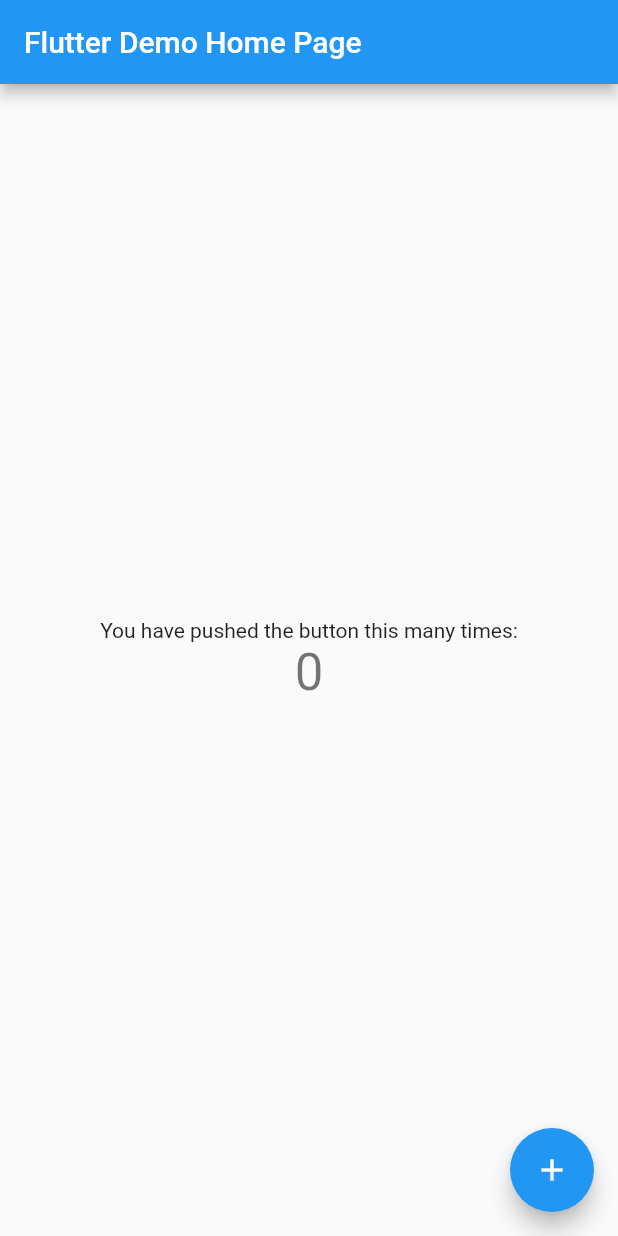
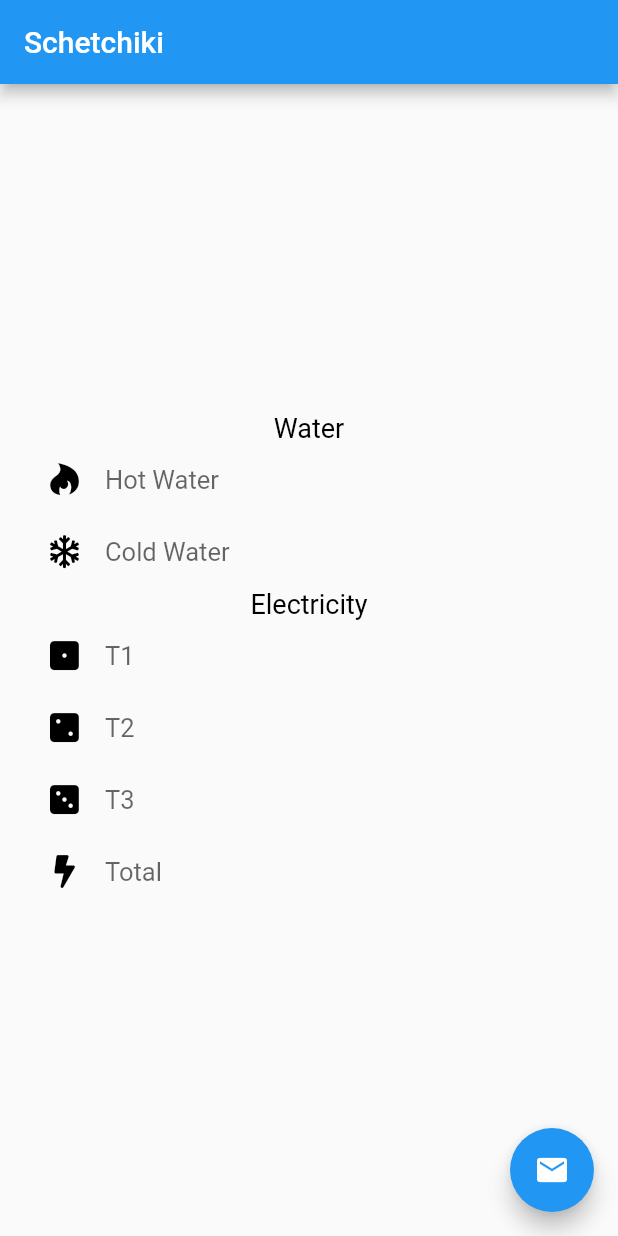
Before and after one commit to alexskobozev/schetchiki, a Flutter app: the screen it shows after launch, on a phone screen of 412 x 824 dp. Run offline on Flutter 3.47's test engine with Material 2 defaults, Android fonts, the phone set to English and light mode, and no system bars; our stand-ins replace font_awesome_flutter; Roboto replaces fonts that are missing (WorkSansBold, WorkSansSemiBold).

Commit message:
add some code

```diff
--- /dev/null
+++ b/lib/localizations.dart
@@ -0,0 +1,67 @@
+import 'package:flutter/foundation.dart';
+import 'package:flutter/material.dart';
+
+class DemoLocalizations {
+  DemoLocalizations(this.locale);
+
+  final Locale locale;
+
+  static DemoLocalizations of(BuildContext context) {
+    return Localizations.of<DemoLocalizations>(context, DemoLocalizations);
+  }
+
+  static Map<String, Map<String, String>> _localizedValues = {
+    'en': {
+      'title': 'Schetchiki',
+      'water': 'Water',
+      'coldwater': 'Cold Water',
+      'hotwater': 'Hot Water',
+      'electro': 'Electricity',
+    },
+    'ru': {
+      'title': 'Счётчики',
+      'water': 'Вода',
+      'coldwater': 'Холодная вода',
+      'hotwater': 'Горячая вода',
+      'electro': 'Электричество',
+    },
+  };
+
+  String get title {
+    return _localizedValues[locale.languageCode]['title'];
+  }
+
+  String get water {
+    return _localizedValues[locale.languageCode]['water'];
+  }
+
+  String get hotwater {
+    return _localizedValues[locale.languageCode]['hotwater'];
+  }
+
+  String get coldwater {
+    return _localizedValues[locale.languageCode]['coldwater'];
+  }
+
+  String get electro {
+    return _localizedValues[locale.languageCode]['electro'];
+  }
+}
+
+class DemoLocalizationsDelegate
+    extends LocalizationsDelegate<DemoLocalizations> {
+  const DemoLocalizationsDelegate();
+
+  @override
+  bool isSupported(Locale locale) => ['en', 'ru'].contains(locale.languageCode);
+
+  @override
+  Future<DemoLocalizations> load(Locale locale) {
+    // Returning a SynchronousFuture here because an async "load" operation
+    // isn't needed to produce an instance of DemoLocalizations.
+    return SynchronousFuture<DemoLocalizations>(DemoLocalizations(locale));
+  }
+
+  @override
+  bool shouldReload(DemoLocalizationsDelegate old) => false;
+}
--- a/lib/main.dart
+++ b/lib/main.dart
@@ -1,110 +1,192 @@
 import 'package:flutter/material.dart';
+import 'package:flutter_localizations/flutter_localizations.dart';
+import 'package:font_awesome_flutter/font_awesome_flutter.dart';
+import 'package:schetchiki/localizations.dart';
+import 'package:url_launcher/url_launcher.dart';
 
 void main() => runApp(MyApp());
 
 class MyApp extends StatelessWidget {
-  // This widget is the root of your application.
   @override
   Widget build(BuildContext context) {
     return MaterialApp(
-      title: 'Flutter Demo',
+      onGenerateTitle: (BuildContext context) =>
+          DemoLocalizations.of(context).title,
+      localizationsDelegates: [
+        const DemoLocalizationsDelegate(),
+        GlobalMaterialLocalizations.delegate,
+        GlobalWidgetsLocalizations.delegate,
+      ],
+      supportedLocales: [
+        const Locale('en', ''),
+        const Locale('ru', ''),
+      ],
+//      title: 'Schetchiki',
       theme: ThemeData(
-        // This is the theme of your application.
-        //
-        // Try running your application with "flutter run". You'll see the
-        // application has a blue toolbar. Then, without quitting the app, try
-        // changing the primarySwatch below to Colors.green and then invoke
-        // "hot reload" (press "r" in the console where you ran "flutter run",
-        // or simply save your changes to "hot reload" in a Flutter IDE).
-        // Notice that the counter didn't reset back to zero; the application
-        // is not restarted.
         primarySwatch: Colors.blue,
       ),
-      home: MyHomePage(title: 'Flutter Demo Home Page'),
+      home: MyHomePage(),
     );
   }
 }
 
 class MyHomePage extends StatefulWidget {
-  MyHomePage({Key key, this.title}) : super(key: key);
-
-  // This widget is the home page of your application. It is stateful, meaning
-  // that it has a State object (defined below) that contains fields that affect
-  // how it looks.
-
-  // This class is the configuration for the state. It holds the values (in this
-  // case the title) provided by the parent (in this case the App widget) and
-  // used by the build method of the State. Fields in a Widget subclass are
-  // always marked "final".
-
-  final String title;
+  MyHomePage({Key key}) : super(key: key);
 
   @override
   _MyHomePageState createState() => _MyHomePageState();
 }
 
 class _MyHomePageState extends State<MyHomePage> {
-  int _counter = 0;
+  void _sendAction() async {
+    var toMailId = "example@example.com";
+    var subject = "subject";
+    var body = "body";
 
-  void _incrementCounter() {
-    setState(() {
-      // This call to setState tells the Flutter framework that something has
-      // changed in this State, which causes it to rerun the build method below
-      // so that the display can reflect the updated values. If we changed
-      // _counter without calling setState(), then the build method would not be
-      // called again, and so nothing would appear to happen.
-      _counter++;
-    });
+    var url = 'mailto:$toMailId?subject=$subject&body=$body';
+    if (await canLaunch(url)) {
+      await launch(url);
+    } else {
+      throw 'Could not launch $url';
+    }
   }
 
   @override
   Widget build(BuildContext context) {
-    // This method is rerun every time setState is called, for instance as done
-    // by the _incrementCounter method above.
-    //
-    // The Flutter framework has been optimized to make rerunning build methods
-    // fast, so that you can just rebuild anything that needs updating rather
-    // than having to individually change instances of widgets.
     return Scaffold(
       appBar: AppBar(
-        // Here we take the value from the MyHomePage object that was created by
-        // the App.build method, and use it to set our appbar title.
-        title: Text(widget.title),
+        title: Text(DemoLocalizations.of(context).title),
       ),
-      body: Center(
-        // Center is a layout widget. It takes a single child and positions it
-        // in the middle of the parent.
+      body: Padding(
+        padding: const EdgeInsets.all(32.0),
         child: Column(
-          // Column is also layout widget. It takes a list of children and
-          // arranges them vertically. By default, it sizes itself to fit its
-          // children horizontally, and tries to be as tall as its parent.
-          //
-          // Invoke "debug painting" (press "p" in the console, choose the
-          // "Toggle Debug Paint" action from the Flutter Inspector in Android
-          // Studio, or the "Toggle Debug Paint" command in Visual Studio Code)
-          // to see the wireframe for each widget.
-          //
-          // Column has various properties to control how it sizes itself and
-          // how it positions its children. Here we use mainAxisAlignment to
-          // center the children vertically; the main axis here is the vertical
-          // axis because Columns are vertical (the cross axis would be
-          // horizontal).
           mainAxisAlignment: MainAxisAlignment.center,
           children: <Widget>[
             Text(
-              'You have pushed the button this many times:',
+              DemoLocalizations.of(context).water,
+              style: new TextStyle(
+                fontSize: 18.0,
+                fontFamily: "WorkSansBold",
+                color: Colors.black,
+              ),
+            ),
+            TextField(
+              decoration: InputDecoration(
+                border: InputBorder.none,
+                icon: Icon(
+                  FontAwesomeIcons.hotjar,
+                  color: Colors.black,
+                  size: 22.0,
+                ),
+                hintText: DemoLocalizations.of(context).hotwater,
+                hintStyle:
+                    TextStyle(fontFamily: "WorkSansSemiBold", fontSize: 17.0),
+              ),
+              style: TextStyle(
+                  fontFamily: "WorkSansSemiBold",
+                  fontSize: 16.0,
+                  color: Colors.black),
+            ),
+            TextField(
+              decoration: InputDecoration(
+                border: InputBorder.none,
+                icon: Icon(
+                  FontAwesomeIcons.snowflake,
+                  color: Colors.black,
+                  size: 22.0,
+                ),
+                hintText: DemoLocalizations.of(context).coldwater,
+                hintStyle:
+                    TextStyle(fontFamily: "WorkSansSemiBold", fontSize: 17.0),
+              ),
+              style: TextStyle(
+                  fontFamily: "WorkSansSemiBold",
+                  fontSize: 16.0,
+                  color: Colors.black),
             ),
             Text(
-              '$_counter',
-              style: Theme.of(context).textTheme.display1,
+              DemoLocalizations.of(context).electro,
+              style: new TextStyle(
+                fontSize: 18.0,
+                fontFamily: "WorkSansBold",
+                color: Colors.black,
+              ),
+            ),
+            TextField(
+              decoration: InputDecoration(
+                border: InputBorder.none,
+                icon: Icon(
+                  FontAwesomeIcons.diceOne,
+                  color: Colors.black,
+                  size: 22.0,
+                ),
+                hintText: "T1",
+                hintStyle:
+                    TextStyle(fontFamily: "WorkSansSemiBold", fontSize: 17.0),
+              ),
+              style: TextStyle(
+                  fontFamily: "WorkSansSemiBold",
+                  fontSize: 16.0,
+                  color: Colors.black),
+            ),
+            TextField(
+              decoration: InputDecoration(
+                border: InputBorder.none,
+                icon: Icon(
+                  FontAwesomeIcons.diceTwo,
+                  color: Colors.black,
+                  size: 22.0,
+                ),
+                hintText: "T2",
+                hintStyle:
+                    TextStyle(fontFamily: "WorkSansSemiBold", fontSize: 17.0),
+              ),
+              style: TextStyle(
+                  fontFamily: "WorkSansSemiBold",
+                  fontSize: 16.0,
+                  color: Colors.black),
+            ),
+            TextField(
+              decoration: InputDecoration(
+                border: InputBorder.none,
+                icon: Icon(
+                  FontAwesomeIcons.diceThree,
+                  color: Colors.black,
+                  size: 22.0,
+                ),
+                hintText: "T3",
+                hintStyle:
+                    TextStyle(fontFamily: "WorkSansSemiBold", fontSize: 17.0),
+              ),
+              style: TextStyle(
+                  fontFamily: "WorkSansSemiBold",
+                  fontSize: 16.0,
+                  color: Colors.black),
+            ),
+            TextField(
+              decoration: InputDecoration(
+                border: InputBorder.none,
+                icon: Icon(
+                  FontAwesomeIcons.bolt,
+                  color: Colors.black,
+                  size: 22.0,
+                ),
+                hintText: "Total",
+                hintStyle:
+                    TextStyle(fontFamily: "WorkSansSemiBold", fontSize: 17.0),
+              ),
+              style: TextStyle(
+                  fontFamily: "WorkSansSemiBold",
+                  fontSize: 16.0,
+                  color: Colors.black),
             ),
           ],
         ),
       ),
       floatingActionButton: FloatingActionButton(
-        onPressed: _incrementCounter,
-        tooltip: 'Increment',
-        child: Icon(Icons.add),
+        onPressed: _sendAction,
+        tooltip: 'Send',
+        child: Icon(Icons.email),
       ), // This trailing comma makes auto-formatting nicer for build methods.
     );
   }
--- a/pubspec.yaml
+++ b/pubspec.yaml
@@ -16,6 +16,9 @@ dependencies:
   flutter:
     sdk: flutter
 
+  flutter_localizations:
+    sdk: flutter
+
   # The following adds the Cupertino Icons font to your application.
   # Use with the CupertinoIcons class for iOS style icons.
   cupertino_icons: ^0.1.2
@@ -24,7 +27,8 @@ dev_dependencies:
   flutter_test:
     sdk: flutter
 
-
+  font_awesome_flutter: ^8.0.1
+  url_launcher: "^3.0.1"
 # For information on the generic Dart part of this file, see the
 # following page: https://www.dartlang.org/tools/pub/pubspec
 
```
Also changed, not shown: 2 other files.
